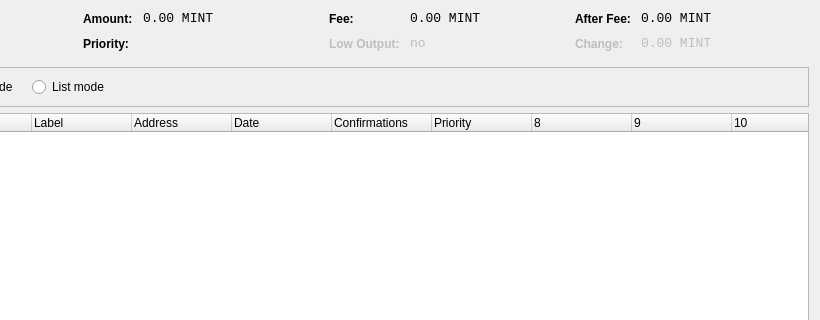
First picture: the form in src/qt/forms/coincontroldialog.ui, repository Ohm-Coin/Ohm, before the edit; both pictures show x 180 to 1000 and y 0 to 320 of the 1000 by 500 pixel window.
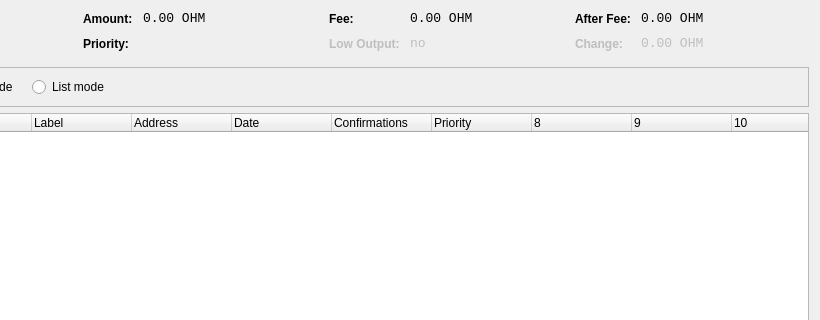
Second picture: the form after the edit. Custom widgets are drawn as their Qt base class.

```diff
--- a/src/qt/forms/coincontroldialog.ui
+++ b/src/qt/forms/coincontroldialog.ui
@@ -141,7 +141,7 @@
           <enum>Qt::ActionsContextMenu</enum>
          </property>
          <property name="text">
-          <string>0.00 MINT</string>
+          <string>0.00 OHM</string>
          </property>
          <property name="textInteractionFlags">
           <set>Qt::LinksAccessibleByMouse|Qt::TextSelectableByKeyboard|Qt::TextSelectableByMouse</set>
@@ -221,7 +221,7 @@
           <enum>Qt::ActionsContextMenu</enum>
          </property>
          <property name="text">
-          <string>0.00 MINT</string>
+          <string>0.00 OHM</string>
          </property>
          <property name="textInteractionFlags">
           <set>Qt::LinksAccessibleByMouse|Qt::TextSelectableByKeyboard|Qt::TextSelectableByMouse</set>
@@ -307,7 +307,7 @@
           <enum>Qt::ActionsContextMenu</enum>
          </property>
          <property name="text">
-          <string>0.00 MINT</string>
+          <string>0.00 OHM</string>
          </property>
          <property name="textInteractionFlags">
           <set>Qt::LinksAccessibleByMouse|Qt::TextSelectableByKeyboard|Qt::TextSelectableByMouse</set>
@@ -345,7 +345,7 @@
           <enum>Qt::ActionsContextMenu</enum>
          </property>
          <property name="text">
-          <string>0.00 MINT</string>
+          <string>0.00 OHM</string>
          </property>
          <property name="textInteractionFlags">
           <set>Qt::LinksAccessibleByMouse|Qt::TextSelectableByKeyboard|Qt::TextSelectableByMouse</set>
```
